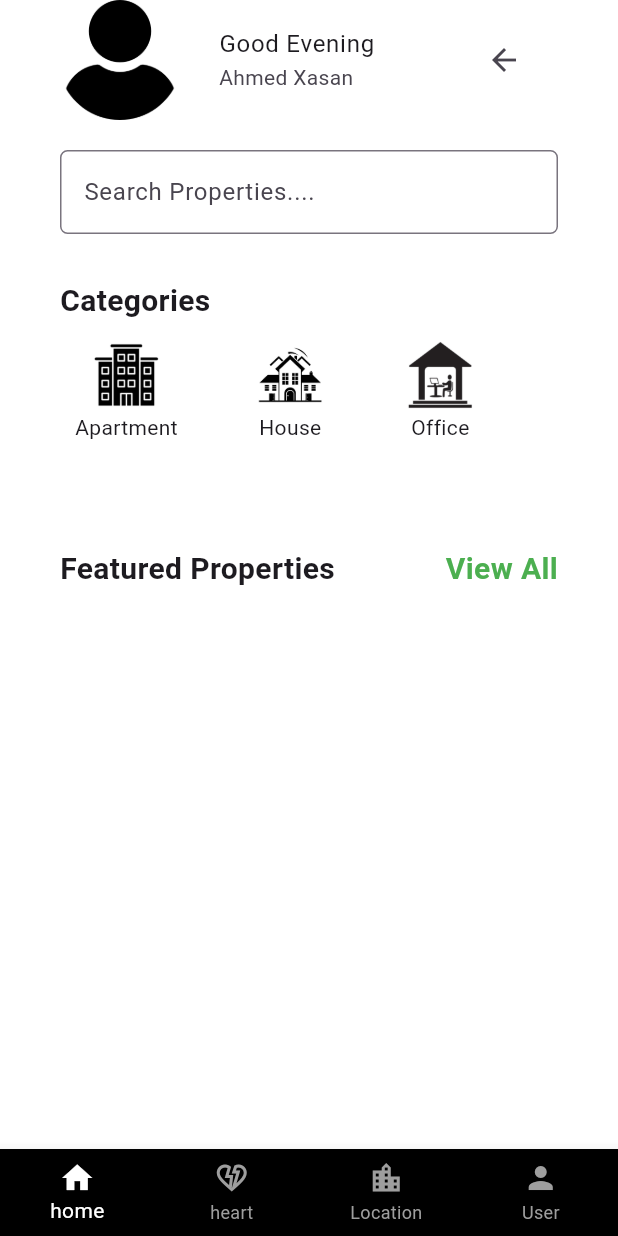
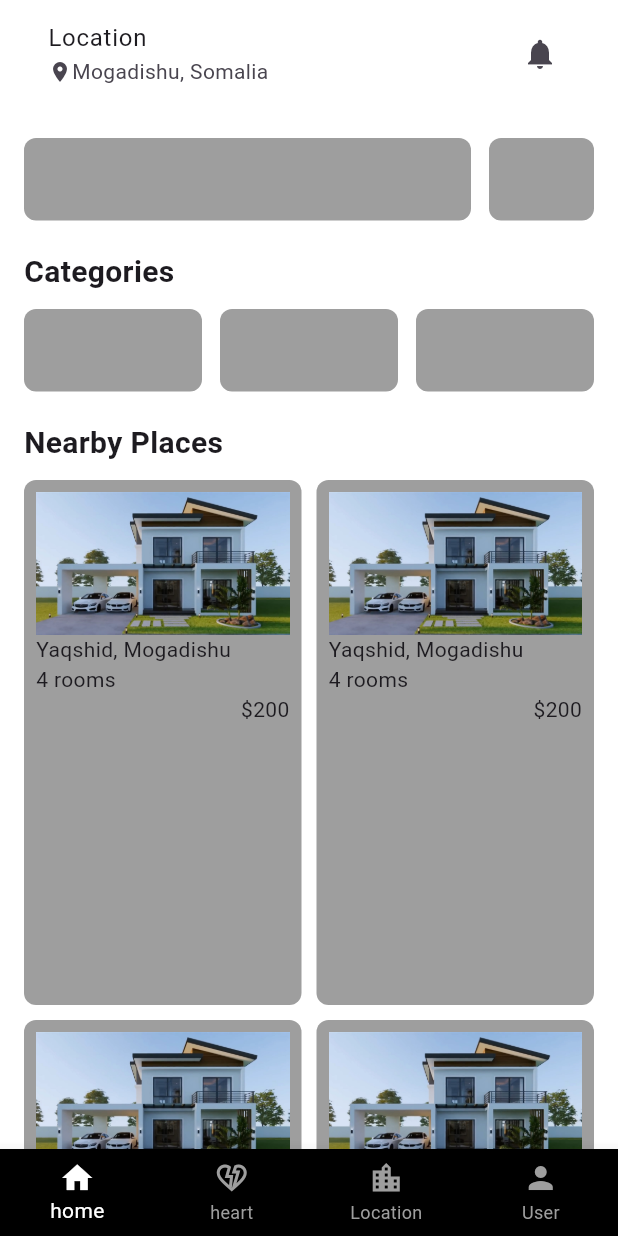
Before and after one commit to aqilyare/Real-State-project, a Flutter app: the screen it shows after launch, on a phone screen of 412 x 824 dp. Run offline on Flutter 3.47's test engine with Material 3 defaults, Android fonts, the phone set to English and light mode, and no system bars.

Commit message:
blue print

```diff
--- /dev/null
+++ b/lib/fav_screen.dart
@@ -0,0 +1,10 @@
+import 'package:flutter/material.dart';
+
+class FavScreen extends StatelessWidget {
+  const FavScreen({super.key});
+
+  @override
+  Widget build(BuildContext context) {
+    return Container();
+  }
+}
--- a/lib/home_screen.dart
+++ b/lib/home_screen.dart
@@ -10,41 +10,44 @@ class HomeScreen extends StatelessWidget {
       backgroundColor: Colors.white,
       body: SafeArea(
         child: Padding(
-          padding: const EdgeInsets.symmetric(horizontal: 40),
+          padding: const EdgeInsets.symmetric(horizontal: 16),
           child: Column(
             crossAxisAlignment: CrossAxisAlignment.start,
             children: [
+              ListTile(
+                title: Text("Location"),
+                subtitle: Row(
+                  children: [
+                    Icon(Icons.location_on, size: 16),
+                    Text("Mogadishu, Somalia"),
+                  ],
+                ),
+                trailing: Icon(Icons.notifications),
+              ),
+              SizedBox(height: 20),
               Row(
                 children: [
-                  SizedBox(
-                    width: 80,
-                    height: 80,
-                    child: Image.asset("assets/Userimage.png"),
+                  Expanded(
+                    child: Container(
+                      height: 55,
+                      decoration: BoxDecoration(
+                        color: Colors.grey,
+                        borderRadius: BorderRadius.circular(8),
+                      ),
+                    ),
                   ),
-                  SizedBox(width: 10),
-                  Expanded(
-                    child: ListTile(
-                      title: Text("Good Evening"),
-                      subtitle: Text("Ahmed Xasan"),
-                      trailing: Icon(Icons.arrow_back),
+                  SizedBox(width: 12),
+                  Container(
+                    width: 70,
+                    height: 55,
+                    decoration: BoxDecoration(
+                      color: Colors.grey,
+                      borderRadius: BorderRadius.circular(8),
                     ),
                   ),
                 ],
               ),
-
               SizedBox(height: 20),
-              TextField(
-                decoration: InputDecoration(
-                  hintText: "Search Properties....",
-                  fillColor: Colors.grey[200],
-                  border: OutlineInputBorder(
-                    borderRadius: BorderRadius.circular(5),
-                  ),
-                ),
-              ),
-
-              SizedBox(height: 30),
-
               Text(
                 "Categories",
                 style: TextStyle(fontSize: 20, fontWeight: FontWeight.bold),
@@ -52,77 +55,85 @@ class HomeScreen extends StatelessWidget {
 
               SizedBox(height: 10),
 
-              SizedBox(
-                height: 100,
-                child: ListView.builder(
-                  scrollDirection: Axis.horizontal,
-                  itemCount: categories.length,
+              Row(
+                children: [
+                  Expanded(
+                    child: Container(
+                      height: 55,
+                      decoration: BoxDecoration(
+                        color: Colors.grey,
+                        borderRadius: BorderRadius.circular(8),
+                      ),
+                    ),
+                  ),
+                  SizedBox(width: 12),
+                  Expanded(
+                    child: Container(
+                      height: 55,
+                      decoration: BoxDecoration(
+                        color: Colors.grey,
+                        borderRadius: BorderRadius.circular(8),
+                      ),
+                    ),
+                  ),
+                  SizedBox(width: 12),
+
+                  Expanded(
+                    child: Container(
+                      height: 55,
+                      decoration: BoxDecoration(
+                        color: Colors.grey,
+                        borderRadius: BorderRadius.circular(8),
+                      ),
+                    ),
+                  ),
+                ],
+              ),
+
+              SizedBox(height: 20),
+              Text(
+                "Nearby Places",
+                style: TextStyle(fontSize: 20, fontWeight: FontWeight.bold),
+              ),
+              SizedBox(height: 10),
+              Flexible(
+                child: GridView.builder(
+                  gridDelegate: const SliverGridDelegateWithFixedCrossAxisCount(
+                    crossAxisCount: 2,
+                    crossAxisSpacing: 10,
+                    mainAxisSpacing: 10,
+                    mainAxisExtent: 350,
+                  ),
+                  itemCount: 10,
                   itemBuilder: (BuildContext context, int index) {
-                    return Padding(
-                      padding: const EdgeInsets.only(right: 30),
-                      child: SizedBox(
-                        // width: 100,
-                        child: Container(
-                          padding: EdgeInsets.symmetric(horizontal: 10),
-                          decoration: BoxDecoration(
-                            color: categories[index].color,
-                            borderRadius: BorderRadius.circular(8),
-                          ),
-                          child: Column(
-                            children: [
-                              Image.asset(categories[index].image, width: 50),
-                              Text(categories[index].name),
-                            ],
-                          ),
+                    return Container(
+                      decoration: BoxDecoration(
+                        color: Colors.grey,
+                        borderRadius: BorderRadius.circular(8),
+                      ),
+                      child: Padding(
+                        padding: const EdgeInsets.all(8.0),
+                        child: Column(
+                          crossAxisAlignment: CrossAxisAlignment.start,
+                          children: [
+                            Image.asset("assets/house1.jpg"),
+                            Text("Yaqshid, Mogadishu"),
+                            Text("4 rooms"),
+                            Align(
+                              alignment: Alignment.centerRight,
+                              child: Text("\$200"),
+                            ),
+                          ],
                         ),
                       ),
                     );
                   },
                 ),
               ),
-
-              SizedBox(height: 40),
-
-              Row(
-                mainAxisAlignment: MainAxisAlignment.spaceBetween,
-                children: [
-                  Text(
-                    "Featured Properties",
-                    style: TextStyle(fontWeight: FontWeight.bold, fontSize: 20),
-                  ),
-                  Text(
-                    "View All",
-                    style: TextStyle(
-                      fontWeight: FontWeight.bold,
-                      fontSize: 20,
-                      color: Colors.green,
-                    ),
-                  ),
-                ],
-              ),
             ],
           ),
         ),
       ),
-
-      bottomNavigationBar: BottomNavigationBar(
-        type: BottomNavigationBarType.fixed, // <- Add this line
-        backgroundColor: Colors.black,
-        selectedItemColor: Colors.white,
-        unselectedItemColor: Colors.grey,
-        items: [
-          BottomNavigationBarItem(icon: Icon(Icons.home), label: "home"),
-          BottomNavigationBarItem(
-            icon: Icon(Icons.heart_broken_outlined),
-            label: "heart",
-          ),
-          BottomNavigationBarItem(
-            icon: Icon(Icons.location_city_outlined),
-            label: "Location",
-          ),
-          BottomNavigationBarItem(icon: Icon(Icons.person), label: "User"),
-        ],
-      ),
     );
   }
 }
--- /dev/null
+++ b/lib/location_screen.dart
@@ -0,0 +1,10 @@
+import 'package:flutter/material.dart';
+
+class LocationScreen extends StatelessWidget {
+  const LocationScreen({super.key});
+
+  @override
+  Widget build(BuildContext context) {
+    return Scaffold();
+  }
+}
--- a/lib/main.dart
+++ b/lib/main.dart
@@ -1,5 +1,6 @@
 import 'package:flutter/material.dart';
 import 'package:realstateproject/home_screen.dart';
+import 'package:realstateproject/main_screen.dart';
 
 void main() {
   runApp(Myapp());
@@ -15,6 +16,6 @@ class Myapp extends StatefulWidget {
 class _MyappState extends State<Myapp> {
   @override
   Widget build(BuildContext context) {
-    return MaterialApp(home: HomeScreen());
+    return MaterialApp(home: MainScreen());
   }
 }
--- /dev/null
+++ b/lib/main_screen.dart
@@ -0,0 +1,53 @@
+import 'package:flutter/material.dart';
+import 'package:realstateproject/fav_screen.dart';
+import 'package:realstateproject/home_screen.dart';
+import 'package:realstateproject/location_screen.dart';
+import 'package:realstateproject/profile_screen.dart';
+
+class MainScreen extends StatefulWidget {
+  const MainScreen({super.key});
+
+  @override
+  State<MainScreen> createState() => _MainScreenState();
+}
+
+class _MainScreenState extends State<MainScreen> {
+  int currentIndex = 0;
+  List<Widget> screens = [
+    HomeScreen(),
+    FavScreen(),
+    LocationScreen(),
+    ProfileScreen(),
+  ];
+
+  @override
+  Widget build(BuildContext context) {
+    return Scaffold(
+      body: screens[currentIndex],
+      bottomNavigationBar: BottomNavigationBar(
+        currentIndex: currentIndex,
+        onTap: (value) {
+          setState(() {
+            currentIndex = value;
+          });
+        },
+        type: BottomNavigationBarType.fixed, // <- Add this line
+        backgroundColor: Colors.black,
+        selectedItemColor: Colors.white,
+        unselectedItemColor: Colors.grey,
+        items: [
+          BottomNavigationBarItem(icon: Icon(Icons.home), label: "home"),
+          BottomNavigationBarItem(
+            icon: Icon(Icons.heart_broken_outlined),
+            label: "heart",
+          ),
+          BottomNavigationBarItem(
+            icon: Icon(Icons.location_city_outlined),
+            label: "Location",
+          ),
+          BottomNavigationBarItem(icon: Icon(Icons.person), label: "User"),
+        ],
+      ),
+    );
+  }
+}
--- /dev/null
+++ b/lib/profile_screen.dart
@@ -0,0 +1,10 @@
+import 'package:flutter/material.dart';
+
+class ProfileScreen extends StatelessWidget {
+  const ProfileScreen({super.key});
+
+  @override
+  Widget build(BuildContext context) {
+    return Scaffold();
+  }
+}
```
Also changed, not shown: assets/house1.jpg (added).
